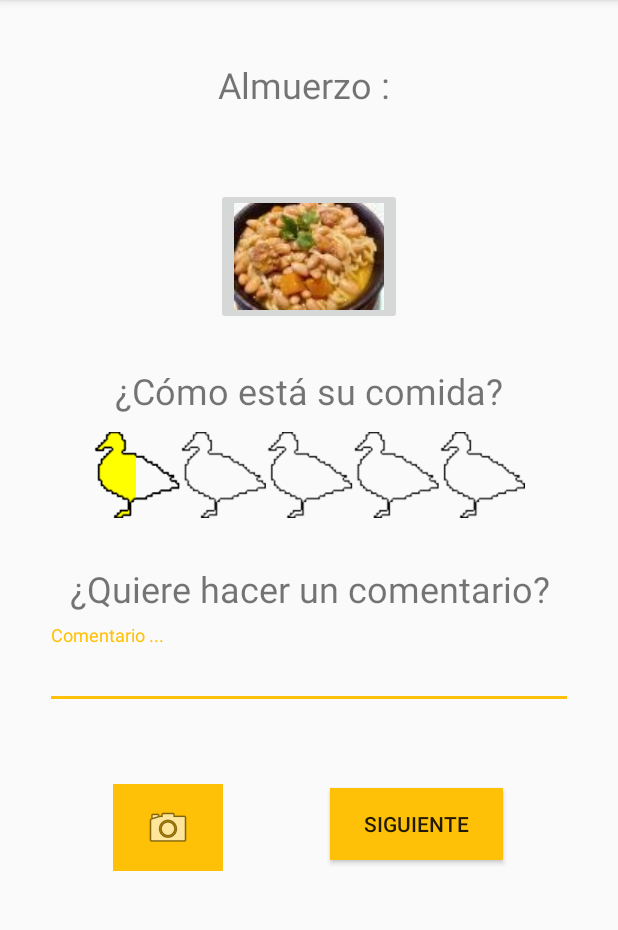
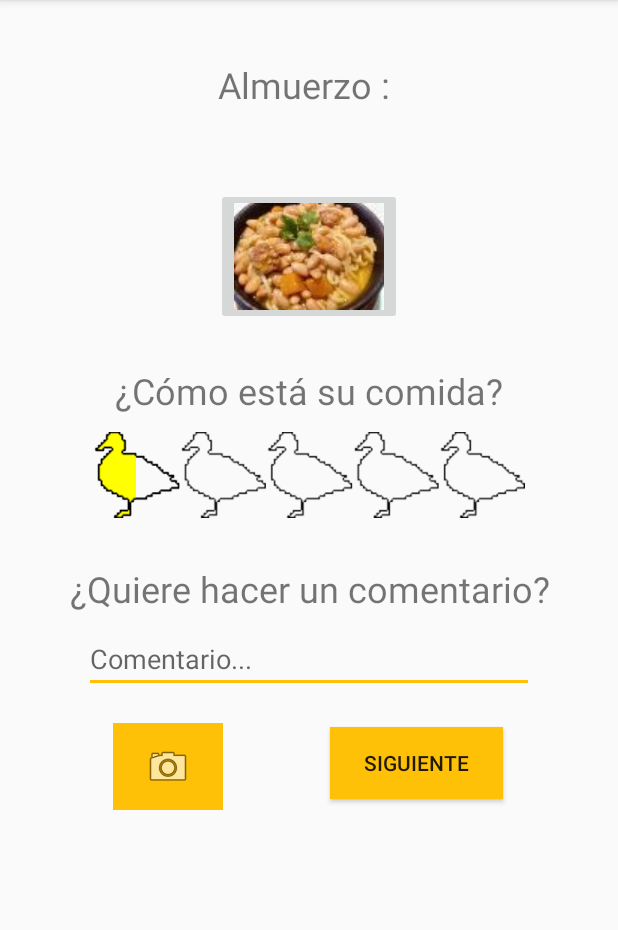
Before and after one commit to Lmorales3/ProyectoQuack, an Android app: the ValorarComentarActivity screen opened directly, with no data from a screen before it, on a phone screen of 412 x 824 dp, the part 84-1014 px from its top. Run offline under Robolectric (Android 15) with nearby library versions, the phone set to English and light mode, and no system bars; 2 statements that could not run were skipped.

Commit message:
arreglos en comentar y valorar comidas

```diff
--- a/app/src/main/java/com/example/proyectoquack/Activities/MenuNormalActivity.java
+++ b/app/src/main/java/com/example/proyectoquack/Activities/MenuNormalActivity.java
@@ -13,6 +13,7 @@ import com.example.proyectoquack.DB.ModelApi;
 import com.example.proyectoquack.R;
 
 
+import java.io.Serializable;
 import java.util.List;
 
 public class MenuNormalActivity extends AppCompatActivity {
@@ -58,10 +59,19 @@ public class MenuNormalActivity extends AppCompatActivity {
     public void valorar_comida_normal(View view){
         Intent i = new Intent(this, ValorarComentarActivity.class);
         String tag = (String) view.getTag();
-        i.putExtra("nombre", tag);
+        Comida elegida = comidas.get(0);
+        // encontrar la comida para enviar el objeto entero
+        for(int j=0 ; j<4 ; j++){
+            if( tag.equals(comidas.get(j).getNombre_comida()) ){
+                elegida = comidas.get(j);
+                break;
+            }
+        }
+        i.putExtra("comida", (Serializable) elegida);
         startActivity(i);
 
     }
+
 
     private void set_foto(ImageView f, String nombre){
         f.setTag(nombre);
--- a/app/src/main/java/com/example/proyectoquack/Activities/ValorarComentarActivity.java
+++ b/app/src/main/java/com/example/proyectoquack/Activities/ValorarComentarActivity.java
@@ -3,18 +3,27 @@ package com.example.proyectoquack.Activities;
 import android.content.Intent;
 import android.os.Bundle;
 import android.os.StrictMode;
+import android.support.design.widget.TextInputLayout;
 import android.support.v7.app.AppCompatActivity;
 import android.view.View;
 import android.widget.ImageView;
+import android.widget.RatingBar;
 import android.widget.TextView;
+import com.example.proyectoquack.Entidades.Comida;
+import com.example.proyectoquack.Entidades.Publicacion;
+
+import android.widget.EditText;
 
 import com.example.proyectoquack.R;
 
 public class ValorarComentarActivity extends AppCompatActivity {
 
-    private String comida, n;
+    private String n;
+    private Comida comida;
     private ImageView foto;
     private TextView nombre_comida;
+    private RatingBar bar;
+    private EditText comentario;
 
     @Override
     protected void onCreate(Bundle savedInstanceState) {
@@ -22,13 +31,18 @@ public class ValorarComentarActivity extends AppCompatActivity {
         super.onCreate(savedInstanceState);
         setContentView(R.layout.menu_valorar_comida);
 
-        comida = getIntent().getStringExtra("nombre");
+        comida = (Comida)getIntent().getSerializableExtra("comida");
+        n = comida.getNombre_comida();
 
         foto = (ImageView)findViewById(R.id.foto_comida_valorada);
         nombre_comida = (TextView)findViewById(R.id.comida_valorada);
 
-        nombre_comida.setText(comida);
-        set_foto(foto, comida);
+        nombre_comida.setText(n);
+        set_foto(foto, n);
+
+        bar = (RatingBar)findViewById(R.id.ratingComida);
+
+       // comentario = (TextInputLayout)findViewById(R.id.comentar_comida);
 
     }
 
@@ -40,7 +54,15 @@ public class ValorarComentarActivity extends AppCompatActivity {
         else f.setImageResource(R.drawable.sincomida);
     }
 
+    public void update_bar(View view){
 
+    }
+
+    public void publicar_valoracion(View view){
+        float valoracion = (float)bar.getRating();
+        String coment = comentario.getText().toString();
+        Publicacion pub = new Publicacion();
+    }
 
     public void comidaJuna_valorar(View view){
         Intent i = new Intent(this, com.example.proyectoquack.Activities.EleccionMenuActivity.class);
--- a/app/src/main/res/layout/menu_addcomida.xml
+++ b/app/src/main/res/layout/menu_addcomida.xml
@@ -59,7 +59,7 @@
             android:textSize="24sp" />
 
         <RatingBar
-            android:id="@+id/ratingFila"
+            android:id="@+id/ratingComida"
             style="@style/quackRatingBar"
             android:layout_width="wrap_content"
             android:layout_height="wrap_content"
--- a/app/src/main/res/layout/menu_valorar_comida.xml
+++ b/app/src/main/res/layout/menu_valorar_comida.xml
@@ -65,7 +65,7 @@
             android:textSize="24sp" />
 
         <RatingBar
-            android:id="@+id/ratingFila"
+            android:id="@+id/ratingComida"
             style="@style/quackRatingBar"
             android:layout_width="wrap_content"
             android:layout_height="wrap_content"
@@ -82,7 +82,8 @@
             app:layout_constraintBottom_toBottomOf="parent"
             app:layout_constraintEnd_toEndOf="parent"
             app:layout_constraintStart_toStartOf="parent"
-            app:layout_constraintTop_toTopOf="parent" />
+            app:layout_constraintTop_toTopOf="parent"
+            tools:ignore="OnClick" />
 
         <TextView
             android:id="@+id/textView3"
@@ -93,21 +94,18 @@
             android:text="¿Quiere hacer un comentario?"
             android:textSize="24sp" />
 
-        <android.support.design.widget.TextInputLayout
-            android:layout_width="match_parent"
+        <EditText
+            android:id="@+id/comentar_comida"
+            android:layout_width="wrap_content"
             android:layout_height="wrap_content"
-            android:layout_marginBottom="50dp">
-
-            <android.support.design.widget.TextInputEditText
-                android:layout_width="match_parent"
-                android:layout_height="match_parent"
-                android:layout_marginLeft="30dp"
-                android:layout_marginTop="15dp"
-                android:layout_marginRight="30dp"
-                android:layout_marginBottom="0dp"
-                android:hint="Comentario ..."
-                android:inputType="textMultiLine" />
-        </android.support.design.widget.TextInputLayout>
+            android:layout_gravity="center"
+            android:layout_marginBottom="20dp"
+            android:width="300dp"
+            android:ems="10"
+            android:gravity="start|top"
+            android:hint="Comentario..."
+            android:inputType="textMultiLine"
+            android:maxLines="3" />
 
         <ImageButton
             android:id="@+id/imageButton"
@@ -125,7 +123,9 @@
             android:layout_marginLeft="220dp"
             android:layout_marginTop="-55dp"
             android:background="#FFC107"
-            android:text="Siguiente" />
+            android:onClick="publicar_valoracion"
+            android:text="Siguiente"
+            tools:ignore="OnClick" />
 
     </LinearLayout>
 
```
